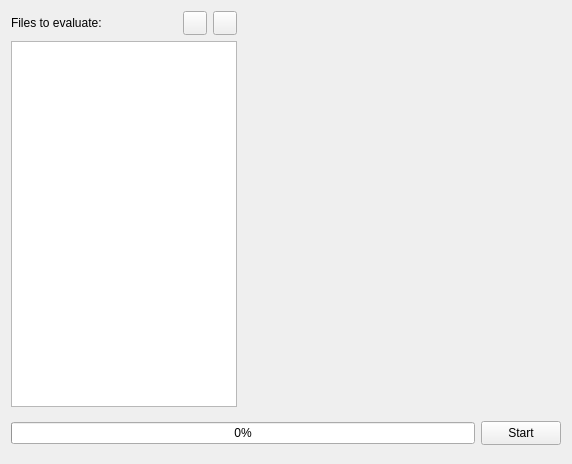
This is bmicro/gui/batch_evaluation.ui in BrillouinMicroscopy/BMicro as Qt 5 draws it before an edit. The edited form follows.
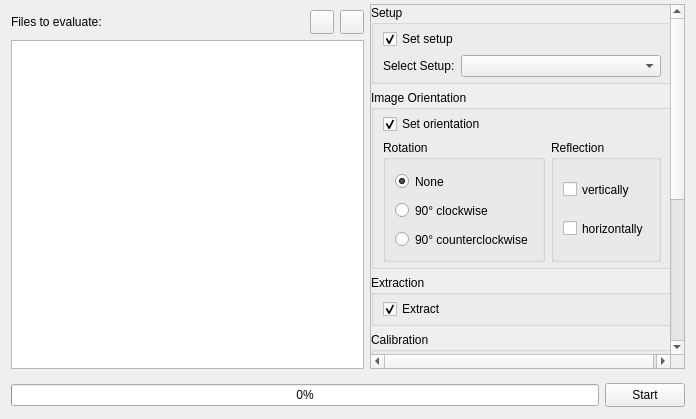
This is the edited form. Icons and pictures are not drawn.

Commit message: Add GUI to adjust batch evaluation settings

What changed in the file:
```diff
--- a/bmicro/gui/batch_evaluation.ui
+++ b/bmicro/gui/batch_evaluation.ui
@@ -6,14 +6,26 @@
    <rect>
     <x>0</x>
     <y>0</y>
-    <width>572</width>
-    <height>464</height>
+    <width>696</width>
+    <height>419</height>
    </rect>
   </property>
+  <property name="minimumSize">
+   <size>
+    <width>500</width>
+    <height>300</height>
+   </size>
+  </property>
   <property name="windowTitle">
    <string>Form</string>
   </property>
   <layout class="QVBoxLayout" name="verticalLayout">
+   <property name="topMargin">
+    <number>4</number>
+   </property>
+   <property name="bottomMargin">
+    <number>4</number>
+   </property>
    <item>
     <widget class="QWidget" name="widget_content" native="true">
      <layout class="QHBoxLayout" name="horizontalLayout_2">
@@ -30,13 +42,13 @@
        <number>0</number>
       </property>
       <item>
-       <widget class="QWidget" name="widget_options" native="true">
+       <widget class="QWidget" name="widget_files" native="true">
         <layout class="QVBoxLayout" name="verticalLayout_2">
          <property name="leftMargin">
           <number>0</number>
          </property>
          <property name="topMargin">
-          <number>0</number>
+          <number>6</number>
          </property>
          <property name="rightMargin">
           <number>0</number>
@@ -111,16 +123,523 @@
        </widget>
       </item>
       <item>
-       <widget class="QWidget" name="widget_files" native="true">
-        <layout class="QVBoxLayout" name="verticalLayout_3">
+       <widget class="QWidget" name="widget_settings" native="true">
+        <property name="minimumSize">
+         <size>
+          <width>315</width>
+          <height>0</height>
+         </size>
+        </property>
+        <property name="maximumSize">
+         <size>
+          <width>310</width>
+          <height>16777215</height>
+         </size>
+        </property>
+        <layout class="QHBoxLayout" name="horizontalLayout_7">
+         <property name="spacing">
+          <number>0</number>
+         </property>
+         <property name="leftMargin">
+          <number>0</number>
+         </property>
+         <property name="topMargin">
+          <number>0</number>
+         </property>
+         <property name="rightMargin">
+          <number>0</number>
+         </property>
+         <property name="bottomMargin">
+          <number>0</number>
+         </property>
          <item>
-          <widget class="QWidget" name="widget" native="true">
-           <property name="minimumSize">
-            <size>
-             <width>300</width>
-             <height>0</height>
-            </size>
+          <widget class="QScrollArea" name="scrollArea">
+           <property name="frameShadow">
+            <enum>QFrame::Raised</enum>
            </property>
+           <property name="lineWidth">
+            <number>0</number>
+           </property>
+           <property name="widgetResizable">
+            <bool>true</bool>
+           </property>
+           <widget class="QWidget" name="scrollAreaWidgetContents">
+            <property name="geometry">
+             <rect>
+              <x>0</x>
+              <y>0</y>
+              <width>313</width>
+              <height>620</height>
+             </rect>
+            </property>
+            <property name="sizePolicy">
+             <sizepolicy hsizetype="Preferred" vsizetype="Preferred">
+              <horstretch>0</horstretch>
+              <verstretch>0</verstretch>
+             </sizepolicy>
+            </property>
+            <property name="minimumSize">
+             <size>
+              <width>0</width>
+              <height>620</height>
+             </size>
+            </property>
+            <layout class="QVBoxLayout" name="verticalLayout_12">
+             <property name="leftMargin">
+              <number>0</number>
+             </property>
+             <property name="topMargin">
+              <number>0</number>
+             </property>
+             <property name="rightMargin">
+              <number>0</number>
+             </property>
+             <property name="bottomMargin">
+              <number>0</number>
+             </property>
+             <item>
+              <widget class="QWidget" name="widget" native="true">
+               <property name="sizePolicy">
+                <sizepolicy hsizetype="Preferred" vsizetype="Expanding">
+                 <horstretch>0</horstretch>
+                 <verstretch>0</verstretch>
+                </sizepolicy>
+               </property>
+               <layout class="QVBoxLayout" name="verticalLayout_6">
+                <property name="leftMargin">
+                 <number>0</number>
+                </property>
+                <property name="topMargin">
+                 <number>0</number>
+                </property>
+                <property name="rightMargin">
+                 <number>0</number>
+                </property>
+                <property name="bottomMargin">
+                 <number>0</number>
+                </property>
+                <item>
+                 <widget class="QGroupBox" name="group_0_setup">
+                  <property name="title">
+                   <string>Setup</string>
+                  </property>
+                  <layout class="QVBoxLayout" name="verticalLayout_8">
+                   <property name="topMargin">
+                    <number>4</number>
+                   </property>
+                   <property name="bottomMargin">
+                    <number>4</number>
+                   </property>
+                   <item>
+                    <widget class="QCheckBox" name="checkBox_setup">
+                     <property name="enabled">
+                      <bool>true</bool>
+                     </property>
+                     <property name="text">
+                      <string>Set setup</string>
+                     </property>
+                     <property name="checked">
+                      <bool>true</bool>
+                     </property>
+                    </widget>
+                   </item>
+                   <item>
+                    <widget class="QWidget" name="widget_setup" native="true">
+                     <layout class="QHBoxLayout" name="horizontalLayout_4">
+                      <property name="leftMargin">
+                       <number>0</number>
+                      </property>
+                      <property name="topMargin">
+                       <number>0</number>
+                      </property>
+                      <property name="rightMargin">
+                       <number>0</number>
+                      </property>
+                      <property name="bottomMargin">
+                       <number>0</number>
+                      </property>
+                      <item>
+                       <widget class="QLabel" name="label_setup">
+                        <property name="text">
+                         <string>Select Setup:</string>
+                        </property>
+                       </widget>
+                      </item>
+                      <item>
+                       <widget class="QComboBox" name="combobox_setup">
+                        <property name="minimumSize">
+                         <size>
+                          <width>200</width>
+                          <height>0</height>
+                         </size>
+                        </property>
+                       </widget>
+                      </item>
+                     </layout>
+                    </widget>
+                   </item>
+                  </layout>
+                 </widget>
+                </item>
+                <item>
+                 <widget class="QGroupBox" name="group_1_orientation">
+                  <property name="title">
+                   <string>Image Orientation</string>
+                  </property>
+                  <layout class="QVBoxLayout" name="verticalLayout_7">
+                   <property name="topMargin">
+                    <number>4</number>
+                   </property>
+                   <property name="bottomMargin">
+                    <number>4</number>
+                   </property>
+                   <item>
+                    <widget class="QCheckBox" name="checkBox_orientation">
+                     <property name="enabled">
+                      <bool>true</bool>
+                     </property>
+                     <property name="text">
+                      <string>Set orientation</string>
+                     </property>
+                     <property name="checked">
+                      <bool>true</bool>
+                     </property>
+                    </widget>
+                   </item>
+                   <item>
+                    <widget class="QWidget" name="widget_orientation" native="true">
+                     <layout class="QHBoxLayout" name="horizontalLayout_5">
+                      <property name="leftMargin">
+                       <number>0</number>
+                      </property>
+                      <property name="topMargin">
+                       <number>0</number>
+                      </property>
+                      <property name="rightMargin">
+                       <number>0</number>
+                      </property>
+                      <property name="bottomMargin">
+                       <number>0</number>
+                      </property>
+                      <item>
+                       <widget class="QGroupBox" name="groupBox_rotation">
+                        <property name="title">
+                         <string>Rotation</string>
+                        </property>
+                        <layout class="QVBoxLayout" name="verticalLayout_4">
+                         <item>
+                          <widget class="QRadioButton" name="radio_rotation_none">
+                           <property name="minimumSize">
+                            <size>
+                             <width>0</width>
+                             <height>25</height>
+                            </size>
+                           </property>
+                           <property name="text">
+                            <string>None</string>
+                           </property>
+                           <property name="checked">
+                            <bool>true</bool>
+                           </property>
+                          </widget>
+                         </item>
+                         <item>
+                          <widget class="QRadioButton" name="radio_rotation_90_cw">
+                           <property name="minimumSize">
+                            <size>
+                             <width>0</width>
+                             <height>25</height>
+                            </size>
+                           </property>
+                           <property name="text">
+                            <string>90° clockwise</string>
+                           </property>
+                          </widget>
+                         </item>
+                         <item>
+                          <widget class="QRadioButton" name="radio_rotation_90_ccw">
+                           <property name="minimumSize">
+                            <size>
+                             <width>0</width>
+                             <height>25</height>
+                            </size>
+                           </property>
+                           <property name="text">
+                            <string>90° counterclockwise</string>
+                           </property>
+                          </widget>
+                         </item>
+                        </layout>
+                       </widget>
+                      </item>
+                      <item>
+                       <widget class="QGroupBox" name="groupBox_reflection">
+                        <property name="enabled">
+                         <bool>true</bool>
+                        </property>
+                        <property name="title">
+                         <string>Reflection</string>
+                        </property>
+                        <layout class="QVBoxLayout" name="verticalLayout_5">
+                         <item>
+                          <widget class="QCheckBox" name="checkbox_reflect_vertically">
+                           <property name="minimumSize">
+                            <size>
+                             <width>0</width>
+                             <height>25</height>
+                            </size>
+                           </property>
+                           <property name="text">
+                            <string>vertically</string>
+                           </property>
+                          </widget>
+                         </item>
+                         <item>
+                          <widget class="QCheckBox" name="checkbox_reflect_horizontally">
+                           <property name="sizePolicy">
+                            <sizepolicy hsizetype="Minimum" vsizetype="Fixed">
+                             <horstretch>0</horstretch>
+                             <verstretch>0</verstretch>
+                            </sizepolicy>
+                           </property>
+                           <property name="minimumSize">
+                            <size>
+                             <width>0</width>
+                             <height>25</height>
+                            </size>
+                           </property>
+                           <property name="text">
+                            <string>horizontally</string>
+                           </property>
+                          </widget>
+                         </item>
+                        </layout>
+                       </widget>
+                      </item>
+                     </layout>
+                    </widget>
+                   </item>
+                  </layout>
+                 </widget>
+                </item>
+                <item>
+                 <widget class="QGroupBox" name="group_2_extraction">
+                  <property name="title">
+                   <string>Extraction</string>
+                  </property>
+                  <layout class="QVBoxLayout" name="verticalLayout_9">
+                   <property name="topMargin">
+                    <number>4</number>
+                   </property>
+                   <property name="bottomMargin">
+                    <number>4</number>
+                   </property>
+                   <item>
+                    <widget class="QCheckBox" name="checkBox_extraction">
+                     <property name="enabled">
+                      <bool>true</bool>
+                     </property>
+                     <property name="sizePolicy">
+                      <sizepolicy hsizetype="Fixed" vsizetype="Fixed">
+                       <horstretch>0</horstretch>
+                       <verstretch>0</verstretch>
+                      </sizepolicy>
+                     </property>
+                     <property name="text">
+                      <string>Extract</string>
+                     </property>
+                     <property name="checked">
+                      <bool>true</bool>
+                     </property>
+                    </widget>
+                   </item>
+                  </layout>
+                 </widget>
+                </item>
+                <item>
+                 <widget class="QGroupBox" name="group_3_calibration">
+                  <property name="title">
+                   <string>Calibration</string>
+                  </property>
+                  <layout class="QHBoxLayout" name="horizontalLayout_6">
+                   <property name="leftMargin">
+                    <number>9</number>
+                   </property>
+                   <property name="topMargin">
+                    <number>4</number>
+                   </property>
+                   <property name="bottomMargin">
+                    <number>4</number>
+                   </property>
+                   <item>
+                    <widget class="QCheckBox" name="checkBox_find_peaks">
+                     <property name="enabled">
+                      <bool>true</bool>
+                     </property>
+                     <property name="text">
+                      <string>Find peaks</string>
+                     </property>
+                     <property name="checked">
+                      <bool>true</bool>
+                     </property>
+                    </widget>
+                   </item>
+                   <item>
+                    <widget class="QCheckBox" name="checkBox_calibrate">
+                     <property name="enabled">
+                      <bool>true</bool>
+                     </property>
+                     <property name="text">
+                      <string>Calibrate</string>
+                     </property>
+                     <property name="checked">
+                      <bool>true</bool>
+                     </property>
+                    </widget>
+                   </item>
+                  </layout>
+                 </widget>
+                </item>
+                <item>
+                 <widget class="QGroupBox" name="group_4_peak_selection">
+                  <property name="minimumSize">
+                   <size>
+                    <width>0</width>
+                    <height>200</height>
+                   </size>
+                  </property>
+                  <property name="title">
+                   <string>Peak Selection</string>
+                  </property>
+                  <layout class="QVBoxLayout" name="verticalLayout_11">
+                   <property name="topMargin">
+                    <number>4</number>
+                   </property>
+                   <property name="bottomMargin">
+                    <number>4</number>
+                   </property>
+                   <item>
+                    <widget class="QCheckBox" name="checkBox_peak_selection">
+                     <property name="enabled">
+                      <bool>true</bool>
+                     </property>
+                     <property name="text">
+                      <string>Set peaks</string>
+                     </property>
+                     <property name="checked">
+                      <bool>true</bool>
+                     </property>
+                    </widget>
+                   </item>
+                   <item>
+                    <widget class="QLabel" name="label_Brillouin_regions">
+                     <property name="sizePolicy">
+                      <sizepolicy hsizetype="Expanding" vsizetype="Fixed">
+                       <horstretch>0</horstretch>
+                       <verstretch>0</verstretch>
+                      </sizepolicy>
+                     </property>
+                     <property name="text">
+                      <string>Brillouin regions:</string>
+                     </property>
+                    </widget>
+                   </item>
+                   <item>
+                    <widget class="QTableWidget" name="tableWidget_Brillouin">
+                     <property name="minimumSize">
+                      <size>
+                       <width>0</width>
+                       <height>50</height>
+                      </size>
+                     </property>
+                     <property name="showGrid">
+                      <bool>true</bool>
+                     </property>
+                     <property name="rowCount">
+                      <number>1</number>
+                     </property>
+                     <property name="columnCount">
+                      <number>2</number>
+                     </property>
+                     <attribute name="horizontalHeaderStretchLastSection">
+                      <bool>true</bool>
+                     </attribute>
+                     <row/>
+                     <column/>
+                     <column/>
+                    </widget>
+                   </item>
+                   <item>
+                    <widget class="QLabel" name="label_Rayleigh_regions">
+                     <property name="sizePolicy">
+                      <sizepolicy hsizetype="Expanding" vsizetype="Fixed">
+                       <horstretch>0</horstretch>
+                       <verstretch>0</verstretch>
+                      </sizepolicy>
+                     </property>
+                     <property name="text">
+                      <string>Rayleigh regions:</string>
+                     </property>
+                    </widget>
+                   </item>
+                   <item>
+                    <widget class="QTableWidget" name="tableWidget_Rayleigh">
+                     <property name="minimumSize">
+                      <size>
+                       <width>0</width>
+                       <height>50</height>
+                      </size>
+                     </property>
+                     <property name="rowCount">
+                      <number>1</number>
+                     </property>
+                     <property name="columnCount">
+                      <number>2</number>
+                     </property>
+                     <attribute name="horizontalHeaderStretchLastSection">
+                      <bool>true</bool>
+                     </attribute>
+                     <row/>
+                     <column/>
+                     <column/>
+                    </widget>
+                   </item>
+                  </layout>
+                 </widget>
+                </item>
+                <item>
+                 <widget class="QGroupBox" name="group_5_evaluation">
+                  <property name="title">
+                   <string>Evaluation</string>
+                  </property>
+                  <layout class="QVBoxLayout" name="verticalLayout_10">
+                   <property name="topMargin">
+                    <number>4</number>
+                   </property>
+                   <property name="bottomMargin">
+                    <number>4</number>
+                   </property>
+                   <item>
+                    <widget class="QCheckBox" name="checkBox_evaluation">
+                     <property name="enabled">
+                      <bool>true</bool>
+                     </property>
+                     <property name="text">
+                      <string>Evaluate</string>
+                     </property>
+                     <property name="checked">
+                      <bool>true</bool>
+                     </property>
+                    </widget>
+                   </item>
+                  </layout>
+                 </widget>
+                </item>
+               </layout>
+              </widget>
+             </item>
+            </layout>
+           </widget>
           </widget>
          </item>
         </layout>
```
